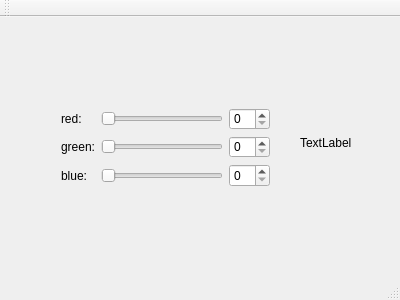
Old version of the form student/12/colorpicker_designer/mainwindow.ui in the repository peralammikko/fruit_flip.
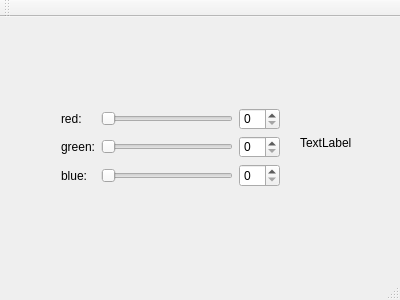
New version of the form.

Patch:
```diff
--- a/student/12/colorpicker_designer/mainwindow.ui
+++ b/student/12/colorpicker_designer/mainwindow.ui
@@ -19,7 +19,7 @@
      <rect>
       <x>50</x>
       <y>80</y>
-      <width>231</width>
+      <width>241</width>
       <height>101</height>
      </rect>
     </property>
```
Left out of the diff: 64 changed lines with no effect on the pictures.
